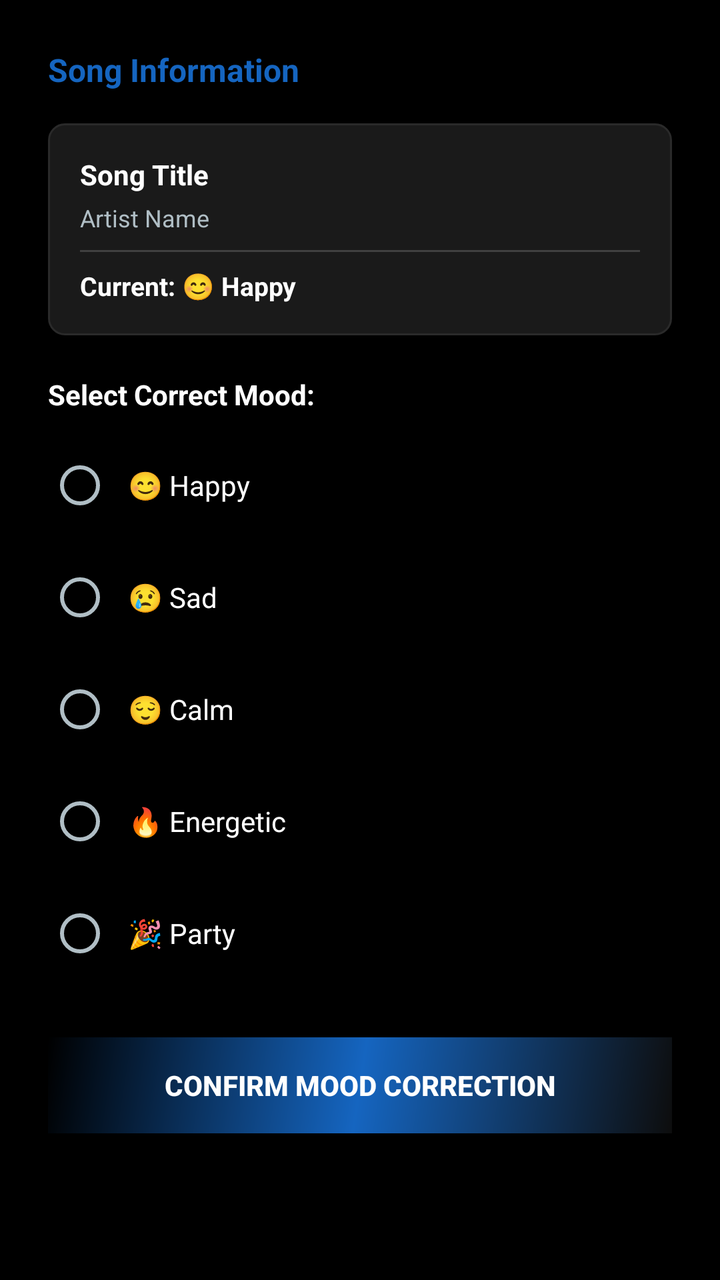
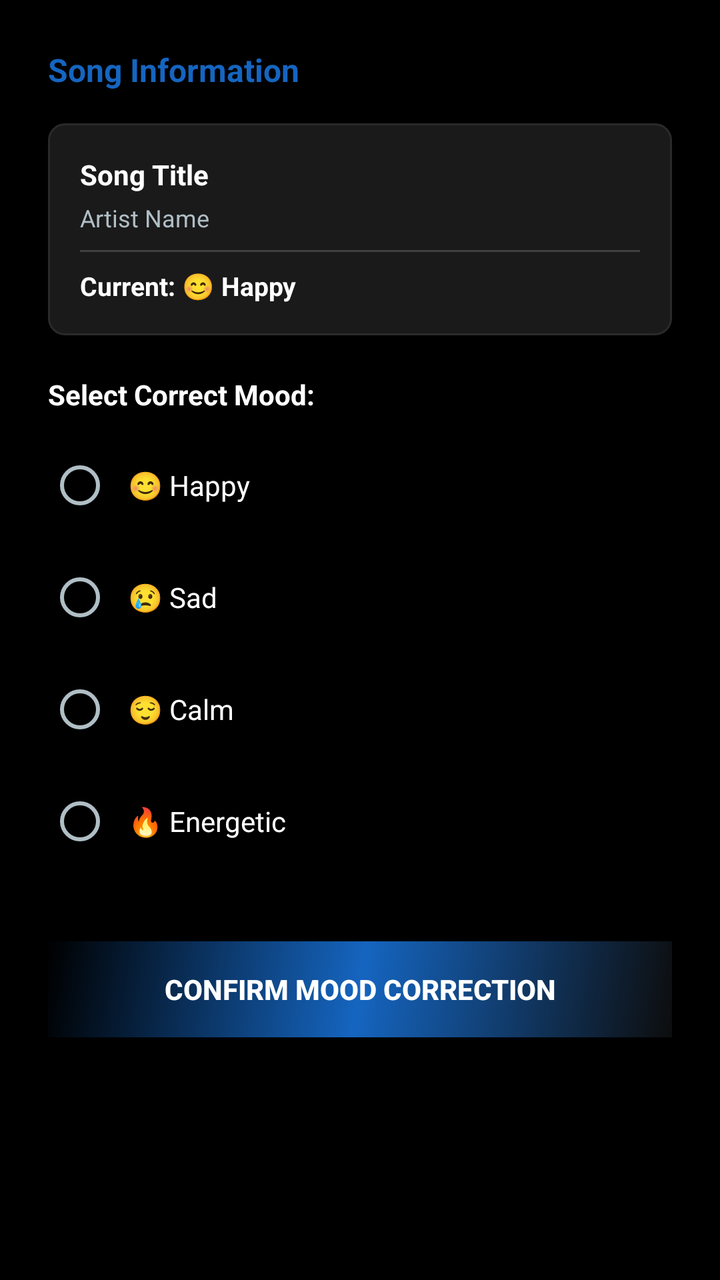

Two renders of the same Android screen: before a commit and after it. Below are the layout's source before the change and the commit's diff.
<!-- AndroidManifest.xml: application theme Theme.MusicPlayer -->
<!-- res/layout/dialog_quick_mood_correction.xml -->
<?xml version="1.0" encoding="utf-8"?>
<LinearLayout xmlns:android="http://schemas.android.com/apk/res/android"
    android:layout_width="match_parent"
    android:layout_height="wrap_content"
    android:orientation="vertical"
    android:padding="24dp">

    
    <TextView
        android:layout_width="match_parent"
        android:layout_height="wrap_content"
        android:text="Song Information"
        android:textSize="16sp"
        android:textStyle="bold"
        android:textColor="@color/primary_color"
        android:layout_marginBottom="16dp" />

    <LinearLayout
        android:layout_width="match_parent"
        android:layout_height="wrap_content"
        android:orientation="vertical"
        android:background="@drawable/bg_card"
        android:padding="16dp"
        android:layout_marginBottom="20dp">

        <TextView
            android:id="@+id/tv_song_title"
            android:layout_width="match_parent"
            android:layout_height="wrap_content"
            android:text="Song Title"
            android:textSize="14sp"
            android:textStyle="bold"
            android:textColor="@color/text_primary"
            android:layout_marginBottom="4dp" />

        <TextView
            android:id="@+id/tv_song_artist"
            android:layout_width="match_parent"
            android:layout_height="wrap_content"
            android:text="Artist Name"
            android:textSize="12sp"
            android:textColor="@color/text_secondary"
            android:layout_marginBottom="8dp" />

        <View
            android:layout_width="match_parent"
            android:layout_height="1dp"
            android:background="@color/divider_color"
            android:layout_marginBottom="8dp" />

        <TextView
            android:id="@+id/tv_current_mood"
            android:layout_width="match_parent"
            android:layout_height="wrap_content"
            android:text="Current: 😊 Happy"
            android:textSize="13sp"
            android:textStyle="bold"
            android:textColor="@color/text_primary" />

    </LinearLayout>

    
    <TextView
        android:layout_width="match_parent"
        android:layout_height="wrap_content"
        android:text="Select Correct Mood:"
        android:textSize="14sp"
        android:textStyle="bold"
        android:textColor="@color/text_primary"
        android:layout_marginBottom="12dp" />

    <RadioGroup
        android:id="@+id/radio_group_moods"
        android:layout_width="match_parent"
        android:layout_height="wrap_content"
        android:layout_marginBottom="20dp">

        <RadioButton
            android:id="@+id/radio_happy"
            android:layout_width="match_parent"
            android:layout_height="wrap_content"
            android:text="😊 Happy"
            android:textSize="14sp"
            android:textColor="@color/text_primary"
            android:layout_marginBottom="8dp"
            android:padding="8dp" />

        <RadioButton
            android:id="@+id/radio_sad"
            android:layout_width="match_parent"
            android:layout_height="wrap_content"
            android:text="😢 Sad"
            android:textSize="14sp"
            android:textColor="@color/text_primary"
            android:layout_marginBottom="8dp"
            android:padding="8dp" />

        <RadioButton
            android:id="@+id/radio_calm"
            android:layout_width="match_parent"
            android:layout_height="wrap_content"
            android:text="😌 Calm"
            android:textSize="14sp"
            android:textColor="@color/text_primary"
            android:layout_marginBottom="8dp"
            android:padding="8dp" />

        <RadioButton
            android:id="@+id/radio_energetic"
            android:layout_width="match_parent"
            android:layout_height="wrap_content"
            android:text="🔥 Energetic"
            android:textSize="14sp"
            android:textColor="@color/text_primary"
            android:layout_marginBottom="8dp"
            android:padding="8dp" />

        <RadioButton
            android:id="@+id/radio_party"
            android:layout_width="match_parent"
            android:layout_height="wrap_content"
            android:text="🎉 Party"
            android:textSize="14sp"
            android:textColor="@color/text_primary"
            android:padding="8dp" />

    </RadioGroup>

    
    <Button
        android:id="@+id/btn_confirm"
        android:layout_width="match_parent"
        android:layout_height="wrap_content"
        android:text="Confirm Mood Correction"
        android:textSize="14sp"
        android:textStyle="bold"
        android:textColor="@color/white"
        android:background="@drawable/bg_main_gradient"
        android:padding="12dp"
        android:layout_marginTop="8dp" />

</LinearLayout>
<!-- resources referenced by this layout -->
<resources>
  <color name="divider_color">#404040</color>
  <color name="primary_color">#1565C0</color>
  <color name="text_primary">#FFFFFF</color>
  <color name="text_secondary">#B0BEC5</color>
  <color name="white">#FFFFFF</color>
  <!-- drawable bg_card (drawable) -->
  <?xml version="1.0" encoding="utf-8"?>
  <shape xmlns:android="http://schemas.android.com/apk/res/android">
      <solid android:color="@color/background_card" />
      <corners android:radius="8dp" />
      <stroke android:width="1dp" android:color="@color/divider" />
  </shape>
  <!-- drawable bg_main_gradient (drawable) -->
  <?xml version="1.0" encoding="utf-8"?>
  <shape xmlns:android="http://schemas.android.com/apk/res/android"
      android:shape="rectangle">
      <gradient
          android:angle="135"
          android:startColor="@color/gradient_start"
          android:centerColor="@color/gradient_center"
          android:endColor="@color/gradient_end"
          android:type="linear" />
  </shape>
  <style name="Theme.MusicPlayer" parent="Theme.MaterialComponents.DayNight.NoActionBar">
          <item name="colorPrimary">@color/primary</item>
          <item name="colorPrimaryDark">@color/primary_dark</item>
          <item name="colorAccent">@color/accent</item>
          <item name="android:windowBackground">@color/background</item>
          <item name="android:statusBarColor">@color/primary_dark</item>
          <item name="android:navigationBarColor">@color/background</item>
          <item name="android:textColorPrimary">@color/text_primary</item>
          <item name="android:textColorSecondary">@color/text_secondary</item>
      </style>
  <color name="background_card">#1A1A1A</color>
  <color name="divider">#2A2A2A</color>
  <color name="gradient_start">#0D0D0D</color>
  <color name="gradient_center">#1565C0</color>
  <color name="gradient_end">#000000</color>
  <color name="primary">#1565C0</color>
  <color name="primary_dark">#0D47A1</color>
  <color name="accent">#2196F3</color>
  <color name="background">#000000</color>
</resources>

<!-- the commit's change to res/layout/dialog_quick_mood_correction.xml (unified diff, before → after) -->
@@ -115,15 +115,6 @@
             android:layout_marginBottom="8dp"
             android:padding="8dp" />
 
-        <RadioButton
-            android:id="@+id/radio_party"
-            android:layout_width="match_parent"
-            android:layout_height="wrap_content"
-            android:text="🎉 Party"
-            android:textSize="14sp"
-            android:textColor="@color/text_primary"
-            android:padding="8dp" />
-
     </RadioGroup>
 
     
